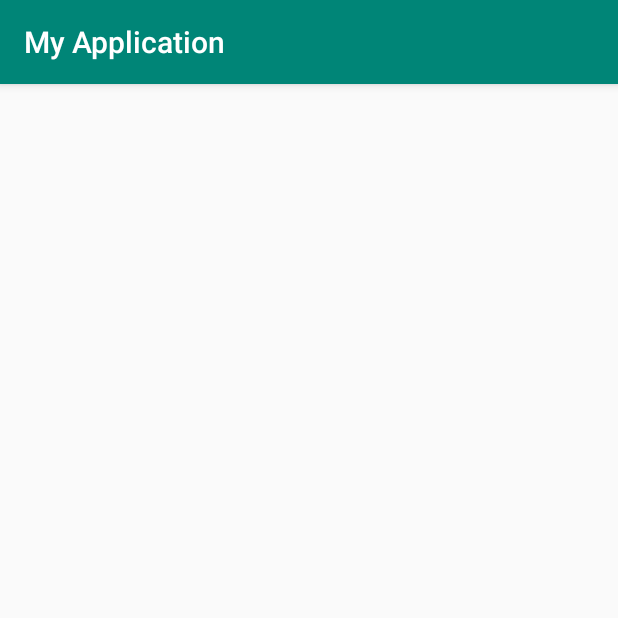
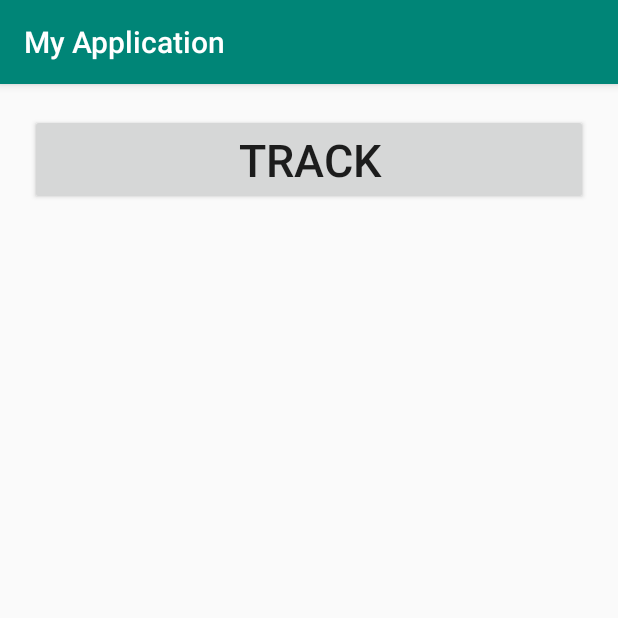
Before and after one commit to UshanShakya/Mapapp, an Android app: the MainActivity screen opened directly, with no data from a screen before it, on a phone screen of 412 x 824 dp, the top half of it. Run offline under Robolectric (Android 15) with nearby library versions, the phone set to English and light mode, and no system bars.

Commit message:
tracker made

```diff
--- a/app/build.gradle
+++ b/app/build.gradle
@@ -4,7 +4,7 @@ android {
     compileSdkVersion 28
     defaultConfig {
         applicationId "com.example.myapplication"
-        minSdkVersion 15
+        minSdkVersion 23
         targetSdkVersion 28
         versionCode 1
         versionName "1.0"
--- a/app/src/main/java/com/example/myapplication/MainActivity.java
+++ b/app/src/main/java/com/example/myapplication/MainActivity.java
@@ -1,13 +1,30 @@
 package com.example.myapplication;
 
+import android.content.Intent;
 import android.support.v7.app.AppCompatActivity;
 import android.os.Bundle;
+import android.view.View;
+import android.widget.Button;
 
 public class MainActivity extends AppCompatActivity {
+
+    private Button btnTrack;
 
     @Override
     protected void onCreate(Bundle savedInstanceState) {
         super.onCreate(savedInstanceState);
         setContentView(R.layout.activity_main);
+        btnTrack = findViewById(R.id.btnTrackPhone);
+
+        btnTrack.setOnClickListener(new View.OnClickListener() {
+            @Override
+            public void onClick(View v) {
+                Intent trackIntent = new Intent(MainActivity.this, MapsActivity.class);
+                startActivity(trackIntent);
+            }
+        });
+
+
+
     }
 }
--- a/app/src/main/res/layout/activity_main.xml
+++ b/app/src/main/res/layout/activity_main.xml
@@ -1,9 +1,16 @@
 <?xml version="1.0" encoding="utf-8"?>
-<android.support.constraint.ConstraintLayout xmlns:android="http://schemas.android.com/apk/res/android"
+<LinearLayout xmlns:android="http://schemas.android.com/apk/res/android"
     xmlns:app="http://schemas.android.com/apk/res-auto"
     xmlns:tools="http://schemas.android.com/tools"
     android:layout_width="match_parent"
     android:layout_height="match_parent"
+    android:orientation="vertical"
+    android:layout_margin="20dp"
     tools:context=".MainActivity">
-
-</android.support.constraint.ConstraintLayout>
+<Button
+    android:id="@+id/btnTrackPhone"
+    android:layout_width="match_parent"
+    android:layout_height="wrap_content"
+    android:textSize="30sp"
+    android:text="Track"/>
+</LinearLayout>
```
Also changed, not shown: app/src/main/AndroidManifest.xml (+10 -6 lines), app/src/main/java/com/example/myapplication/MapsActivity.java (+134 -5 lines).
